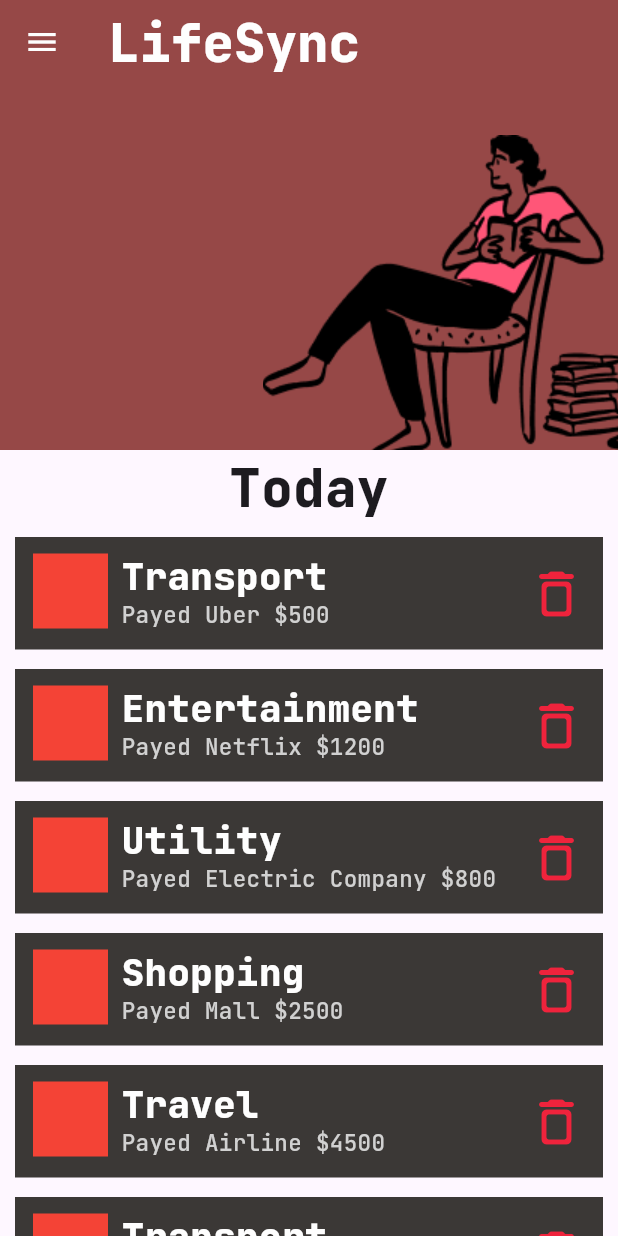
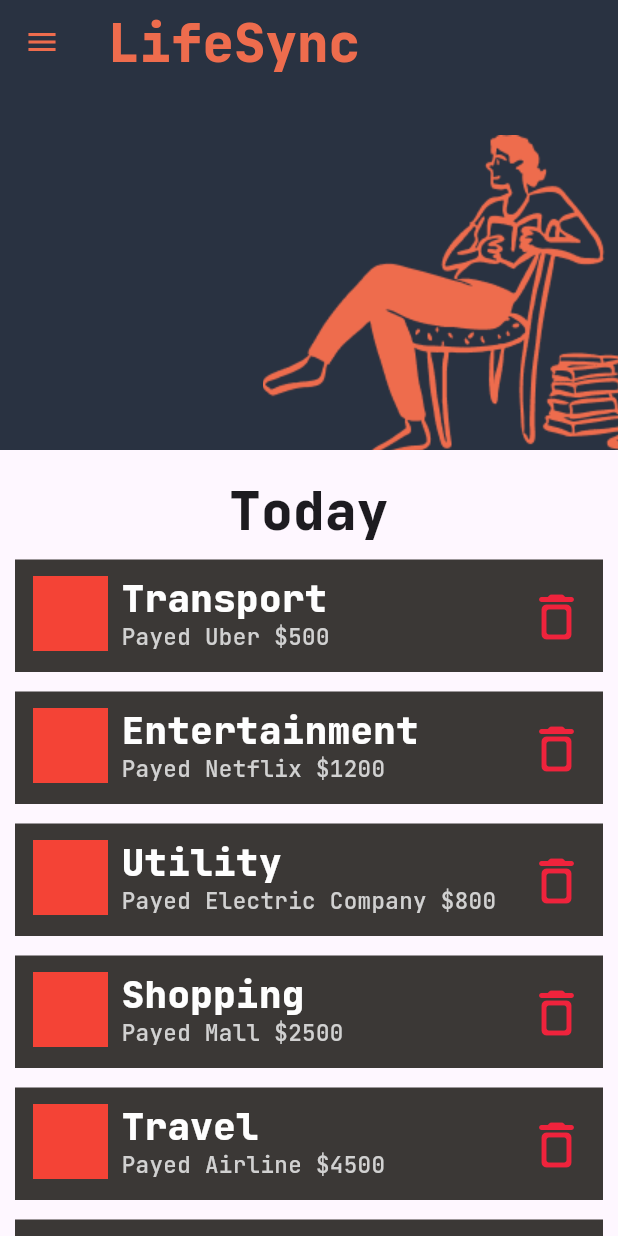
Before and after one commit to all-coder/expense.io, a Flutter app: the screen it shows after launch, on a phone screen of 412 x 824 dp. Run offline on Flutter 3.47's test engine with Material 3 defaults, Android fonts, the phone set to English and light mode, and no system bars; our stand-ins replace google_fonts.

Commit message:
updates images

```diff
--- a/lib/screens/home.dart
+++ b/lib/screens/home.dart
@@ -12,18 +12,18 @@ class Home extends StatelessWidget {
           headerSliverBuilder: (context, innerBoxIsScrolled) {
             return [
               SliverAppBar(
-                backgroundColor: const Color(0xff964847),
+                backgroundColor: const Color(0xff293241),
                 title: Text(
                   "LifeSync",
                   style: GoogleFonts.jetBrainsMono(
                     fontSize: 35,
                     fontWeight: FontWeight.w800,
-                    color: const Color(0xfffefefe),
+                    color: const Color(0xffee6c4d),
                   ),
                 ),
                 leading: const Icon(
                   Icons.menu,
-                  color: Color(0xfffefefe),
+                  color: Color(0xffee6c4d),
                 ),
                 expandedHeight: 300,
                 floating: false,
--- a/lib/widgets/expense.dart
+++ b/lib/widgets/expense.dart
@@ -30,6 +30,10 @@ class _ExpenseState extends State<Expense> {
         return SingleChildScrollView(
           child: Column(
             children: [
+              //for giving space between the sliver space bar and content following it.
+              const SizedBox(
+                height: 15,
+              ),
               Text(
                 text[index],
                 style: GoogleFonts.jetBrainsMono(
```
Also changed, not shown: lib/assets/images/peep.png.
